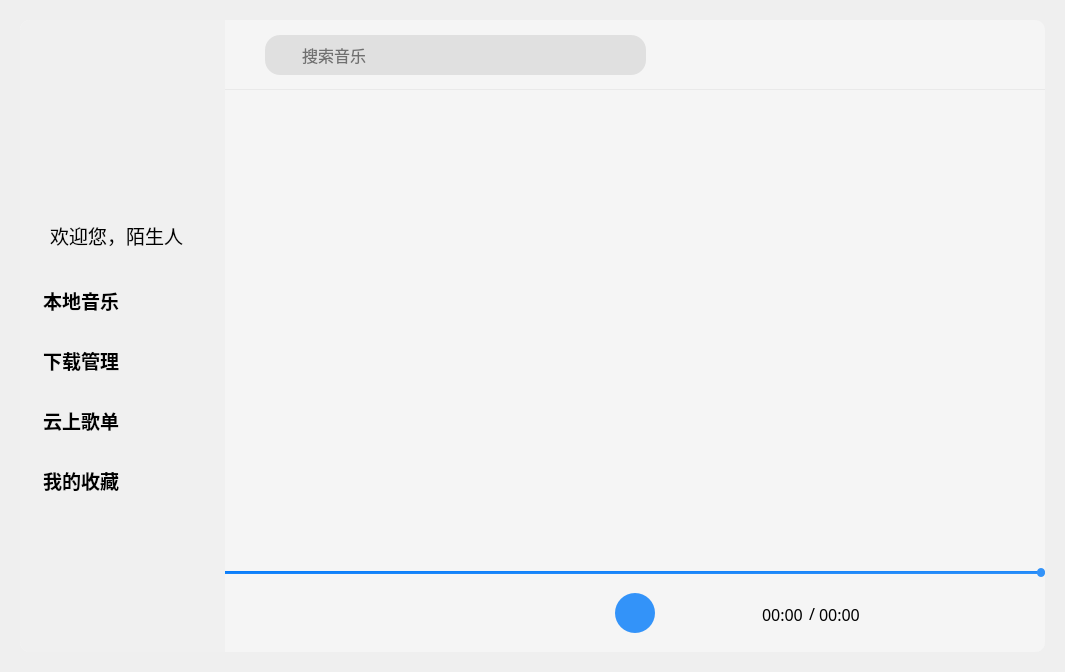
Qt form mainwidget.ui (tidysong/Listen_QT) before a commit.
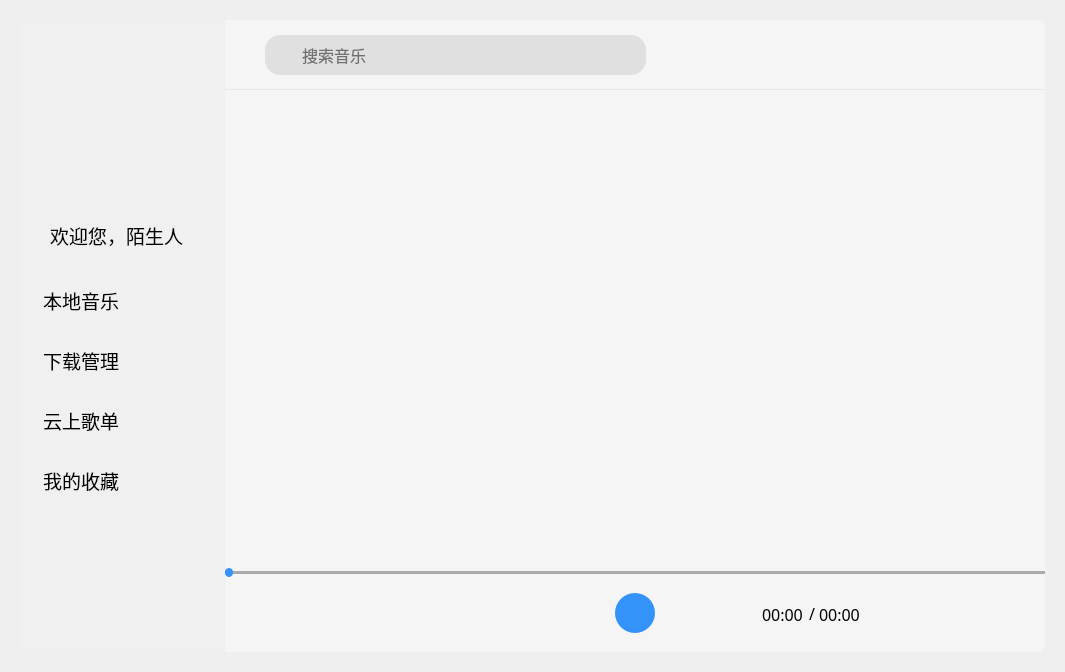
The same form after that commit. Icons and pictures are not drawn.

```diff
--- a/mainwidget.ui
+++ b/mainwidget.ui
@@ -131,10 +131,10 @@
       </property>
       <property name="font">
        <font>
-        <family>.萍方-简</family>
+        <family>幼圆</family>
         <pointsize>14</pointsize>
-        <weight>75</weight>
-        <bold>true</bold>
+        <weight>50</weight>
+        <bold>false</bold>
        </font>
       </property>
       <property name="icon">
@@ -151,10 +151,10 @@
       </property>
       <property name="font">
        <font>
-        <family>.萍方-简</family>
+        <family>幼圆</family>
         <pointsize>14</pointsize>
-        <weight>75</weight>
-        <bold>true</bold>
+        <weight>50</weight>
+        <bold>false</bold>
        </font>
       </property>
       <property name="icon">
@@ -170,10 +170,10 @@
       </property>
       <property name="font">
        <font>
-        <family>.萍方-简</family>
+        <family>幼圆</family>
         <pointsize>14</pointsize>
-        <weight>75</weight>
-        <bold>true</bold>
+        <weight>50</weight>
+        <bold>false</bold>
        </font>
       </property>
       <property name="icon">
@@ -189,10 +189,10 @@
       </property>
       <property name="font">
        <font>
-        <family>.萍方-简</family>
+        <family>幼圆</family>
         <pointsize>14</pointsize>
-        <weight>75</weight>
-        <bold>true</bold>
+        <weight>50</weight>
+        <bold>false</bold>
        </font>
       </property>
       <property name="icon">
@@ -374,23 +374,6 @@
       <string>搜索音乐</string>
      </property>
     </widget>
-    <widget class="QPushButton" name="searchIcon">
-     <property name="geometry">
-      <rect>
-       <x>47</x>
-       <y>20</y>
-       <width>32</width>
-       <height>32</height>
-      </rect>
-     </property>
-     <property name="text">
-      <string/>
-     </property>
-     <property name="icon">
-      <iconset resource="resourece.qrc">
-       <normaloff>:/pic/search.png</normaloff>:/pic/search.png</iconset>
-     </property>
-    </widget>
     <widget class="Line" name="line_2">
      <property name="geometry">
       <rect>
@@ -407,6 +390,23 @@
       <enum>Qt::Horizontal</enum>
      </property>
     </widget>
+    <widget class="QPushButton" name="searchIcon">
+     <property name="geometry">
+      <rect>
+       <x>46</x>
+       <y>20</y>
+       <width>32</width>
+       <height>32</height>
+      </rect>
+     </property>
+     <property name="text">
+      <string/>
+     </property>
+     <property name="icon">
+      <iconset resource="resourece.qrc">
+       <normaloff>:/pic/search.png</normaloff>:/pic/search.png</iconset>
+     </property>
+    </widget>
    </widget>
    <widget class="QStackedWidget" name="stackedWidget">
     <property name="geometry">
@@ -484,7 +484,7 @@
       <number>1</number>
      </property>
      <property name="value">
-      <number>100</number>
+      <number>0</number>
      </property>
      <property name="orientation">
       <enum>Qt::Horizontal</enum>
```
Left out of the diff: 3 changed lines with no effect on the pictures.
